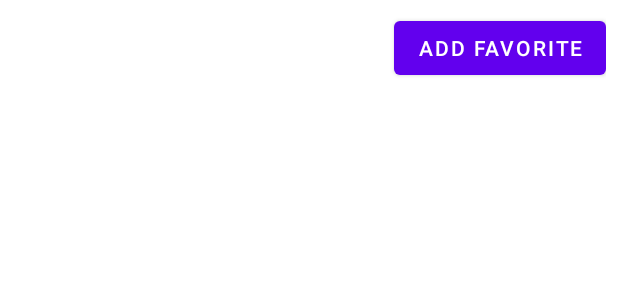
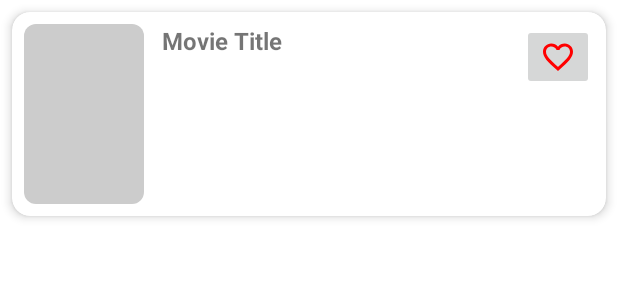
Before and after one commit to agungsapp/ngefilm, an Android app: the layout item_movie.xml on its own in the app's theme, with its tools: preview values and no code run, on a phone screen of 412 x 824 dp. Shown: the top 300 px of the screen. Run offline under Robolectric (Android 15) with nearby library versions, the phone set to English and light mode, and no system bars.

Commit message:
udpate full

```diff
--- a/app/build.gradle.kts
+++ b/app/build.gradle.kts
@@ -55,4 +55,6 @@ dependencies {
     implementation("com.squareup.retrofit2:retrofit:2.11.0")
     implementation("com.squareup.retrofit2:converter-gson:2.11.0")
     implementation("com.github.bumptech.glide:glide:4.16.0")
+    implementation("com.google.android.material:material:1.11.0")
+
 }
--- a/app/src/main/java/com/mobile/ngefilm/ui/profile/ProfileFragment.kt
+++ b/app/src/main/java/com/mobile/ngefilm/ui/profile/ProfileFragment.kt
@@ -14,7 +14,7 @@ class ProfileFragment : Fragment() {
         savedInstanceState: Bundle?
     ): View? {
         val view = inflater.inflate(R.layout.fragment_profile, container, false)
-        view.findViewById<TextView>(R.id.profile_text).text = "User Profile\nName: John Doe\nEmail: john.doe@example.com"
+        view.findViewById<TextView>(R.id.profile_text).text = "User Profile\nName: Budi Setiawan\nEmail: budi.setiawan@gmail.com"
         return view
     }
 }
--- /dev/null
+++ b/app/src/main/res/drawable/bg_rounded_image.xml
@@ -0,0 +1,5 @@
+<shape xmlns:android="http://schemas.android.com/apk/res/android"
+    android:shape="rectangle">
+    <corners android:radius="8dp" />
+    <solid android:color="#CCCCCC" />
+</shape>
--- /dev/null
+++ b/app/src/main/res/drawable/bg_rounded_white.xml
@@ -0,0 +1,5 @@
+<shape xmlns:android="http://schemas.android.com/apk/res/android"
+    android:shape="rectangle">
+    <solid android:color="@android:color/white"/>
+    <corners android:radius="16dp"/>
+</shape>
--- /dev/null
+++ b/app/src/main/res/drawable/favorite_button_background.xml
@@ -0,0 +1,4 @@
+<shape xmlns:android="http://schemas.android.com/apk/res/android">
+    <solid android:color="#FF4081" />
+    <corners android:radius="18px" />
+</shape>
--- /dev/null
+++ b/app/src/main/res/drawable/ic_favorite_border.xml
@@ -0,0 +1,5 @@
+<vector xmlns:android="http://schemas.android.com/apk/res/android" android:height="24dp" android:tint="#000000" android:viewportHeight="24" android:viewportWidth="24" android:width="24dp">
+
+    <path android:fillColor="@android:color/white" android:pathData="M16.5,3c-1.74,0 -3.41,0.81 -4.5,2.09C10.91,3.81 9.24,3 7.5,3 4.42,3 2,5.42 2,8.5c0,3.78 3.4,6.86 8.55,11.54L12,21.35l1.45,-1.32C18.6,15.36 22,12.28 22,8.5 22,5.42 19.58,3 16.5,3zM12.1,18.55l-0.1,0.1 -0.1,-0.1C7.14,14.24 4,11.39 4,8.5 4,6.5 5.5,5 7.5,5c1.54,0 3.04,0.99 3.57,2.36h1.87C13.46,5.99 14.96,5 16.5,5c2,0 3.5,1.5 3.5,3.5 0,2.89 -3.14,5.74 -7.9,10.05z"/>
+
+</vector>
--- a/app/src/main/res/layout/item_movie.xml
+++ b/app/src/main/res/layout/item_movie.xml
@@ -1,7 +1,13 @@
 <?xml version="1.0" encoding="utf-8"?>
+<androidx.cardview.widget.CardView xmlns:android="http://schemas.android.com/apk/res/android"
+    xmlns:app="http://schemas.android.com/apk/res-auto"
+    android:layout_width="match_parent"
+    android:layout_height="wrap_content"
+    android:layout_margin="8dp"
+    app:cardCornerRadius="12dp"
+    app:cardElevation="4dp">
+
     <androidx.constraintlayout.widget.ConstraintLayout
-    xmlns:android="http://schemas.android.com/apk/res/android"
-    xmlns:app="http://schemas.android.com/apk/res-auto"
         android:layout_width="match_parent"
         android:layout_height="wrap_content"
         android:padding="8dp">
@@ -10,25 +16,38 @@
             android:id="@+id/movie_poster"
             android:layout_width="80dp"
             android:layout_height="120dp"
+            android:scaleType="centerCrop"
+            android:contentDescription="@string/movie_poster"
+            android:background="@drawable/bg_rounded_image"
             app:layout_constraintStart_toStartOf="parent"
-        app:layout_constraintTop_toTopOf="parent" />
+            app:layout_constraintTop_toTopOf="parent"
+            app:layout_constraintBottom_toBottomOf="parent" />
 
         <TextView
             android:id="@+id/movie_title"
             android:layout_width="0dp"
             android:layout_height="wrap_content"
+            android:text="Movie Title"
+            android:textStyle="bold"
             android:textSize="16sp"
-        app:layout_constraintTop_toTopOf="parent"
+            android:maxLines="2"
+            android:ellipsize="end"
+            android:layout_marginStart="12dp"
+            app:layout_constraintTop_toTopOf="@+id/movie_poster"
             app:layout_constraintStart_toEndOf="@id/movie_poster"
-        app:layout_constraintEnd_toStartOf="@id/favorite_button"
-        android:layout_marginStart="8dp" />
+            app:layout_constraintEnd_toStartOf="@id/favorite_button" />
 
-    <Button
+        <androidx.appcompat.widget.AppCompatImageButton
             android:id="@+id/favorite_button"
             android:layout_width="wrap_content"
             android:layout_height="wrap_content"
-        android:text="Add Favorite"
+            android:src="@drawable/ic_favorite_border"
+            android:contentDescription="@string/movie_poster"
             app:layout_constraintEnd_toEndOf="parent"
+
+            android:tint="#ff0000"
             app:layout_constraintTop_toTopOf="parent" />
 
+
     </androidx.constraintlayout.widget.ConstraintLayout>
+</androidx.cardview.widget.CardView>
--- a/app/src/main/res/values/colors.xml
+++ b/app/src/main/res/values/colors.xml
@@ -7,4 +7,6 @@
     <color name="teal_700">#FF018786</color>
     <color name="black">#FF000000</color>
     <color name="white">#FFFFFFFF</color>
+    <color name="red">#FF0000</color>
+
 </resources>
--- a/app/src/main/res/values/strings.xml
+++ b/app/src/main/res/values/strings.xml
@@ -2,4 +2,6 @@
     <string name="app_name">NgeFilm</string>
     <string name="title_movie_list">Movies</string>
     <string name="title_profile">Profile</string>
+    <string name="movie_poster">Movie Poster</string>
+
 </resources>
```
Also changed, not shown: app/src/main/java/com/mobile/ngefilm/MovieAdapter.kt (+9 -2 lines), app/src/main/res/drawable/favorite.xml (added, +9 -0 lines), app/src/main/res/layout/activity_movie_detail.xml (+45 -20 lines). Lines whose indentation alone changed are shown as unchanged.
